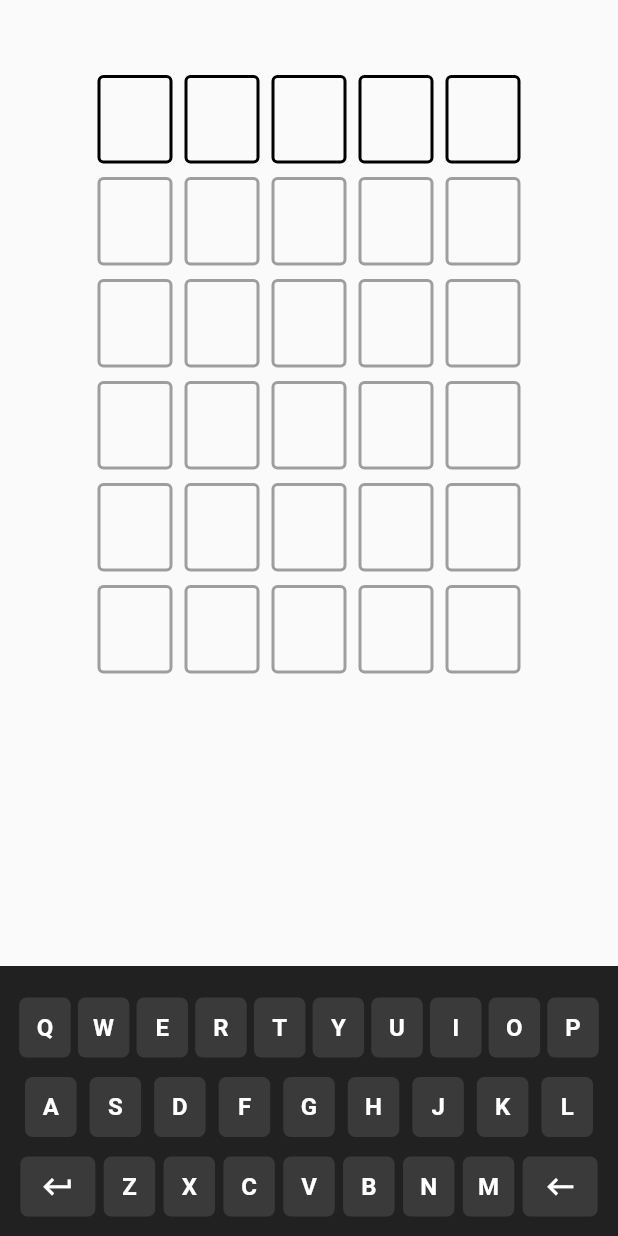
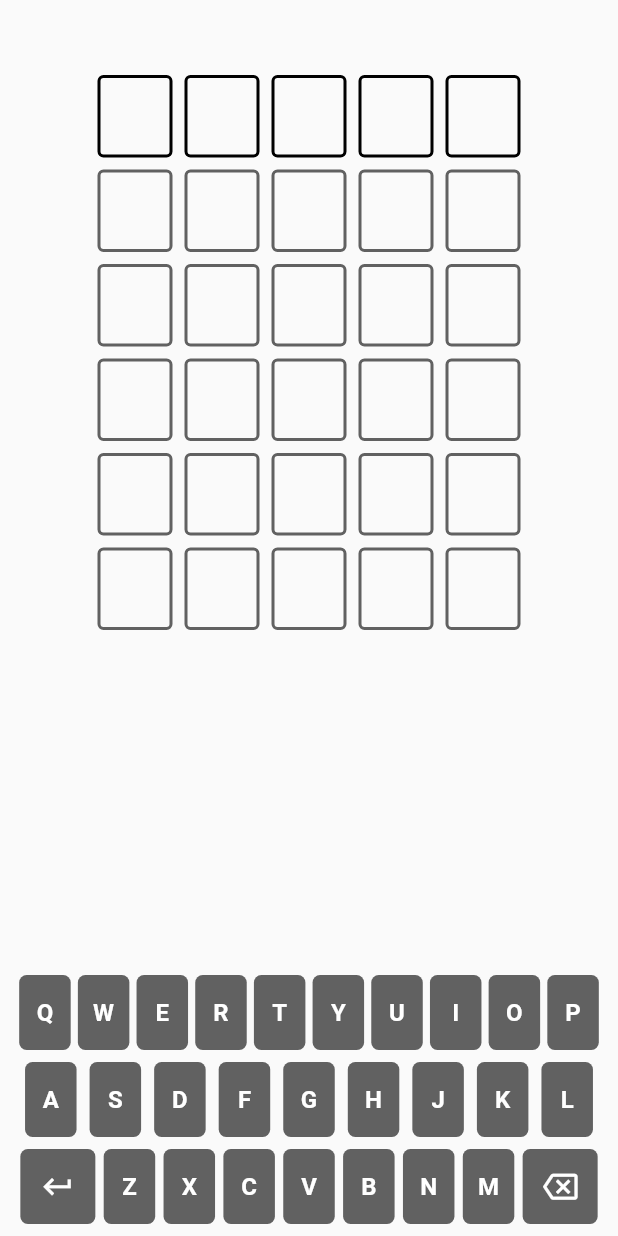
Before and after one commit to KanmaChizea/wardle, a Flutter app: the screen it shows after launch, on a phone screen of 412 x 824 dp. Run offline on Flutter 3.47's test engine with Material 2 defaults, Android fonts, the phone set to English and light mode, and no system bars; our stand-ins replace bloc, flutter_bloc; missing offline and left inert: isitaword.

Commit message:
cells and keyboard color change

```diff
--- a/lib/data/keyboard_functions.dart
+++ b/lib/data/keyboard_functions.dart
@@ -2,9 +2,12 @@ import 'package:flutter/material.dart';
 import 'package:flutter_bloc/flutter_bloc.dart';
 import 'package:isitaword/isitaword.dart';
 import 'package:woodul/data/exceptions.dart';
-import '../logic/keyboard_controllers/cubit/cell_cubit.dart';
-import '../logic/keyboard_controllers/cubit/controller_cubit.dart';
-import '../logic/keyboard_controllers/cubit/form_cubit.dart';
+import 'package:woodul/data/wordlist.dart';
+import 'package:woodul/logic/cell/cell_state_cubit.dart';
+import 'package:woodul/logic/keyboard/key_state.dart';
+import '../logic/cell/cell_cubit.dart';
+import '../logic/keyboard/controller_cubit.dart';
+import '../logic/form_cubit.dart';
 
 add(BuildContext context, String letter) {
   int index = context.read<CellCubit>().state;
@@ -32,12 +35,15 @@ enter(BuildContext context) {
   int index = context.read<CellCubit>().state;
   if (index % 6 == 0) {
     String enteredWord = controllerCubit.joinText();
-    print(enteredWord);
     if (isItAWord(enteredWord)) {
+      FormCubit state = context.read<FormCubit>();
+      List newstates = processEntry(enteredWord);
+      context.read<CellStateCubit>().newState(newstates[0], state.state);
+      context.read<KeyStateCubit>().newState(newstates[1]);
       controllerCubit.nextLine();
       controllerCubit.generateControllers();
       context.read<CellCubit>().reset();
-      FormCubit state = context.read<FormCubit>();
+
       if (state.state != 6) state.goToNext();
     } else {
       throw WordDoesNotExist();
@@ -46,3 +52,24 @@ enter(BuildContext context) {
     throw NotEnoughLetters();
   }
 }
+
+processEntry(String enteredWord) {
+  List<CellState> cellstate = [];
+  final Map<String, CellState> keystate = {};
+
+  String levelAnswer = answers[0];
+  for (int i = 0; i < levelAnswer.length; i++) {
+    if (enteredWord[i] == levelAnswer[i]) {
+      cellstate.insert(i, CellState.rr);
+      keystate[enteredWord[i]] = CellState.rr;
+    } else if (levelAnswer.contains(enteredWord[i]) &&
+        levelAnswer[i] != enteredWord[i]) {
+      cellstate.insert(i, CellState.rw);
+      keystate[enteredWord[i]] = CellState.rw;
+    } else {
+      cellstate.insert(i, CellState.ww);
+      keystate[enteredWord[i]] = CellState.ww;
+    }
+  }
+  return [cellstate, keystate];
+}
--- a/lib/data/wordlist.dart
+++ b/lib/data/wordlist.dart
@@ -0,0 +1 @@
+List<String> answers = ['clone'];
--- /dev/null
+++ b/lib/logic/cell/cell_state_cubit.dart
@@ -0,0 +1,19 @@
+import 'package:bloc/bloc.dart';
+
+//first letter signifies letter
+//second letter siginifies position
+// r-right, w-wrong
+
+enum CellState { unanswered, rr, rw, ww }
+
+class CellStateCubit extends Cubit<List> {
+  CellStateCubit()
+      : super(List.generate(
+            6, (index) => List.generate(5, (index) => CellState.unanswered)));
+
+  newState(List<CellState> newstate, int index) {
+    List newList = [...state];
+    newList[index - 1] = newstate;
+    emit(newList);
+  }
+}
--- /dev/null
+++ b/lib/logic/keyboard/key_state.dart
@@ -0,0 +1,11 @@
+import 'package:flutter_bloc/flutter_bloc.dart';
+import 'package:woodul/logic/cell/cell_state_cubit.dart';
+
+class KeyStateCubit extends Cubit<Map<String, CellState>> {
+  KeyStateCubit() : super({});
+
+  newState(Map<String, CellState> newState) {
+    state.addAll(newState);
+    emit(state);
+  }
+}
--- /dev/null
+++ b/lib/logic/level_cubit.dart
@@ -0,0 +1,5 @@
+import 'package:bloc/bloc.dart';
+
+class LevelCubit extends Cubit<int> {
+  LevelCubit() : super(1);
+}
--- a/lib/main.dart
+++ b/lib/main.dart
@@ -1,9 +1,12 @@
 import 'package:flutter/material.dart';
 import 'package:flutter_bloc/flutter_bloc.dart';
-import 'package:woodul/logic/keyboard_controllers/cubit/cell_cubit.dart';
-import 'package:woodul/logic/keyboard_controllers/cubit/controller_cubit.dart';
-import 'package:woodul/logic/keyboard_controllers/cubit/form_cubit.dart';
+import 'package:woodul/logic/cell/cell_cubit.dart';
+import 'package:woodul/logic/keyboard/controller_cubit.dart';
+import 'package:woodul/logic/form_cubit.dart';
 
+import 'logic/cell/cell_state_cubit.dart';
+import 'logic/keyboard/key_state.dart';
+import 'logic/level_cubit.dart';
 import 'presentation/screens/home.dart';
 
 void main() {
@@ -34,6 +37,15 @@ class MyApp extends StatelessWidget {
           BlocProvider(
             create: (context) => ControllerCubit(),
           ),
+          BlocProvider(
+            create: (context) => CellStateCubit(),
+          ),
+          BlocProvider(
+            create: (context) => KeyStateCubit(),
+          ),
+          BlocProvider(
+            create: (context) => LevelCubit(),
+          ),
         ],
         child: const GameScreen(),
       ),
--- a/lib/presentation/components/cell.dart
+++ b/lib/presentation/components/cell.dart
@@ -1,22 +1,31 @@
 import 'package:flutter/material.dart';
+import 'package:flutter_bloc/flutter_bloc.dart';
+import 'package:woodul/logic/cell/cell_state_cubit.dart';
+import 'package:woodul/logic/form_cubit.dart';
 
 class TextCell extends StatelessWidget {
   final TextEditingController? controller;
   final bool autoFocus;
   final bool enabled;
+  final List<int> index;
   const TextCell({
     Key? key,
     this.controller,
     required this.autoFocus,
     required this.enabled,
+    required this.index,
   }) : super(key: key);
 
   @override
   Widget build(BuildContext context) {
+    int row = index[0];
+    int col = index[1];
     return SizedBox(
-      height: 60,
+        height: 55,
         width: 50,
-      child: TextField(
+        child: BlocBuilder<CellStateCubit, List>(
+          builder: (context, state) {
+            return TextField(
               autofocus: autoFocus,
               textAlign: TextAlign.center,
               readOnly: true,
@@ -24,20 +33,31 @@ class TextCell extends StatelessWidget {
               controller: controller,
               maxLength: 1,
               enabled: enabled,
-        decoration: const InputDecoration(
-            border: OutlineInputBorder(borderSide: BorderSide(width: 2)),
-            focusedBorder: OutlineInputBorder(borderSide: BorderSide(width: 2)),
-            enabledBorder: OutlineInputBorder(borderSide: BorderSide(width: 2)),
+              decoration: InputDecoration(
+                  border: const OutlineInputBorder(
+                      borderSide: BorderSide(width: 2)),
+                  focusedBorder: const OutlineInputBorder(
+                      borderSide: BorderSide(width: 2)),
+                  enabledBorder: const OutlineInputBorder(
+                      borderSide: BorderSide(width: 2)),
                   disabledBorder: OutlineInputBorder(
-                borderSide: BorderSide(width: 2, color: Colors.grey)),
+                      borderSide:
+                          BorderSide(width: 2, color: Colors.grey.shade700)),
                   counterText: '',
-            hintStyle: TextStyle(color: Colors.black, fontSize: 20.0)),
+                  filled:
+                      state[row][col] == CellState.unanswered ? false : true,
+                  fillColor: state[row][col] == CellState.rr
+                      ? Colors.green
+                      : (state[row][col] == CellState.rw
+                          ? Colors.yellow
+                          : Colors.grey.shade400)),
               onChanged: (value) {
                 if (value.length == 1) {
                   FocusScope.of(context).nextFocus();
                 }
               },
-      ),
             );
+          },
+        ));
   }
 }
--- a/lib/presentation/components/custom_keyboard.dart
+++ b/lib/presentation/components/custom_keyboard.dart
@@ -2,8 +2,10 @@ import 'package:flutter/material.dart';
 import 'package:flutter_bloc/flutter_bloc.dart';
 import 'package:woodul/data/exceptions.dart';
 import 'package:woodul/data/keyboard_functions.dart';
-import 'package:woodul/logic/keyboard_controllers/cubit/cell_cubit.dart';
-import 'package:woodul/logic/keyboard_controllers/cubit/controller_cubit.dart';
+import 'package:woodul/logic/cell/cell_cubit.dart';
+import 'package:woodul/logic/cell/cell_state_cubit.dart';
+import 'package:woodul/logic/keyboard/controller_cubit.dart';
+import 'package:woodul/logic/keyboard/key_state.dart';
 
 import 'error_snackbar.dart';
 
@@ -37,8 +39,8 @@ class _CustomKeyBoardState extends State<CustomKeyBoard> {
         alignment: Alignment.bottomCenter,
         child: Container(
           padding: const EdgeInsets.fromLTRB(8, 8, 8, 0),
-          color: Colors.grey.shade900,
-          height: 180,
+          color: Colors.transparent,
+          height: 190,
           width: width,
           child: Column(
             mainAxisAlignment: MainAxisAlignment.spaceEvenly,
@@ -75,7 +77,7 @@ class _CustomKeyBoardState extends State<CustomKeyBoard> {
                 buildKey(keyWidth, 'B'),
                 buildKey(keyWidth, 'N'),
                 buildKey(keyWidth, 'M'),
-                buildSpecialKey(Icons.keyboard_backspace),
+                buildSpecialKey(Icons.backspace_outlined),
               ]),
             ],
           ),
@@ -89,7 +91,7 @@ class _CustomKeyBoardState extends State<CustomKeyBoard> {
           builder: (context, indexState) {
             return InkWell(
                 onTap: (() {
-                  if (icon == Icons.keyboard_backspace) {
+                  if (icon == Icons.backspace_outlined) {
                     try {
                       delete(context);
                     } catch (e) {
@@ -111,9 +113,9 @@ class _CustomKeyBoardState extends State<CustomKeyBoard> {
                 }),
                 child: Container(
                     width: 50,
-                    height: 40,
+                    height: 50,
                     decoration: BoxDecoration(
-                        color: Colors.grey.withOpacity(0.2),
+                        color: Colors.grey.shade700,
                         borderRadius: BorderRadius.circular(5)),
                     child: Center(
                         child: Icon(
@@ -137,18 +139,33 @@ class _CustomKeyBoardState extends State<CustomKeyBoard> {
               .showSnackBar(errorSnackBar('End of word', context));
         }
       },
-      child: Container(
+      child: BlocBuilder<KeyStateCubit, Map<String, CellState>>(
+          builder: (context, state) {
+        String keyValue = letter.toLowerCase();
+        return Container(
             width: keyWidth,
-          height: 40,
+            height: 50,
             decoration: BoxDecoration(
-              color: Colors.grey.withOpacity(0.2),
+                color: state.containsKey(keyValue) &&
+                        state[keyValue] == CellState.ww
+                    ? Colors.grey.shade900
+                    : state.containsKey(keyValue) &&
+                            state[keyValue] == CellState.rw
+                        ? Colors.yellow
+                        : state.containsKey(keyValue) &&
+                                state[keyValue] == CellState.rr
+                            ? Colors.green
+                            : Colors.grey.shade700,
                 borderRadius: BorderRadius.circular(5)),
             child: Center(
                 child: Text(
               letter,
               style: const TextStyle(
-                color: Colors.white, fontSize: 16, fontWeight: FontWeight.bold),
-          ))),
+                  color: Colors.white,
+                  fontSize: 16,
+                  fontWeight: FontWeight.bold),
+            )));
+      }),
     );
   }
 }
--- /dev/null
+++ b/lib/presentation/components/form.dart
@@ -0,0 +1,56 @@
+import 'package:flutter/material.dart';
+
+import 'cell.dart';
+
+class TextFieldRow extends StatelessWidget {
+  const TextFieldRow({
+    Key? key,
+    this.controllers,
+    required this.enabled,
+    required this.rowNo,
+  }) : super(key: key);
+
+  final List<TextEditingController>? controllers;
+  final bool enabled;
+  final int rowNo;
+
+  @override
+  Widget build(BuildContext context) {
+    return Form(
+      child: Row(
+        mainAxisAlignment: MainAxisAlignment.center,
+        children: [
+          TextCell(
+              controller: controllers?[0],
+              index: [rowNo, 0],
+              autoFocus: true,
+              enabled: enabled),
+          const SizedBox(width: 8),
+          TextCell(
+              controller: controllers?[1],
+              index: [rowNo, 1],
+              autoFocus: false,
+              enabled: enabled),
+          const SizedBox(width: 8),
+          TextCell(
+              controller: controllers?[2],
+              index: [rowNo, 2],
+              autoFocus: false,
+              enabled: enabled),
+          const SizedBox(width: 8),
+          TextCell(
+              controller: controllers?[3],
+              index: [rowNo, 3],
+              autoFocus: false,
+              enabled: enabled),
+          const SizedBox(width: 8),
+          TextCell(
+              controller: controllers?[4],
+              index: [rowNo, 4],
+              autoFocus: false,
+              enabled: enabled)
+        ],
+      ),
+    );
+  }
+}
--- a/lib/presentation/screens/home.dart
+++ b/lib/presentation/screens/home.dart
@@ -1,10 +1,12 @@
 import 'package:flutter/material.dart';
 import 'package:flutter_bloc/flutter_bloc.dart';
-import 'package:woodul/logic/keyboard_controllers/cubit/controller_cubit.dart';
 
-import 'package:woodul/logic/keyboard_controllers/cubit/form_cubit.dart';
-import 'package:woodul/presentation/components/cell.dart';
+import 'package:woodul/logic/form_cubit.dart';
+import 'package:woodul/logic/keyboard/controller_cubit.dart';
+
 import 'package:woodul/presentation/components/custom_keyboard.dart';
+
+import '../components/form.dart';
 
 class GameScreen extends StatefulWidget {
   const GameScreen({Key? key}) : super(key: key);
@@ -30,26 +32,32 @@ class _GameScreenState extends State<GameScreen> {
                   children: [
                     const SizedBox(height: 50),
                     TextFieldRow(
+                        rowNo: 0,
                         enabled: state == 1,
                         controllers: state == 1 ? controller : null),
                     const SizedBox(height: 8),
                     TextFieldRow(
+                        rowNo: 1,
                         enabled: state == 2,
                         controllers: state == 2 ? controller : null),
                     const SizedBox(height: 8),
                     TextFieldRow(
+                        rowNo: 2,
                         enabled: state == 3,
                         controllers: state == 3 ? controller : null),
                     const SizedBox(height: 8),
                     TextFieldRow(
+                        rowNo: 3,
                         enabled: state == 4,
                         controllers: state == 4 ? controller : null),
                     const SizedBox(height: 8),
                     TextFieldRow(
+                        rowNo: 4,
                         enabled: state == 5,
                         controllers: state == 5 ? controller : null),
                     const SizedBox(height: 8),
                     TextFieldRow(
+                        rowNo: 5,
                         enabled: state == 6,
                         controllers: state == 6 ? controller : null),
                     Flexible(child: Container()),
@@ -64,39 +72,3 @@ class _GameScreenState extends State<GameScreen> {
     );
   }
 }
-
-class TextFieldRow extends StatelessWidget {
-  const TextFieldRow({
-    Key? key,
-    this.controllers,
-    required this.enabled,
-  }) : super(key: key);
-
-  final List<TextEditingController>? controllers;
-  final bool enabled;
-
-  @override
-  Widget build(BuildContext context) {
-    return Form(
-      child: Row(
-        mainAxisAlignment: MainAxisAlignment.center,
-        children: [
-          TextCell(
-              controller: controllers?[0], autoFocus: true, enabled: enabled),
-          const SizedBox(width: 8),
-          TextCell(
-              controller: controllers?[1], autoFocus: false, enabled: enabled),
-          const SizedBox(width: 8),
-          TextCell(
-              controller: controllers?[2], autoFocus: false, enabled: enabled),
-          const SizedBox(width: 8),
-          TextCell(
-              controller: controllers?[3], autoFocus: false, enabled: enabled),
-          const SizedBox(width: 8),
-          TextCell(
-              controller: controllers?[4], autoFocus: false, enabled: enabled)
-        ],
-      ),
-    );
-  }
-}
```
Also changed, not shown: lib/logic/cell/cell_cubit.dart (renamed from lib/logic/keyboard_controllers/cubit/cell_cubit.dart), lib/logic/form_cubit.dart (renamed from lib/logic/keyboard_controllers/cubit/form_cubit.dart), lib/logic/keyboard/controller_cubit.dart (renamed from lib/logic/keyboard_controllers/cubit/controller_cubit.dart). Lines whose indentation alone changed are shown as unchanged.
